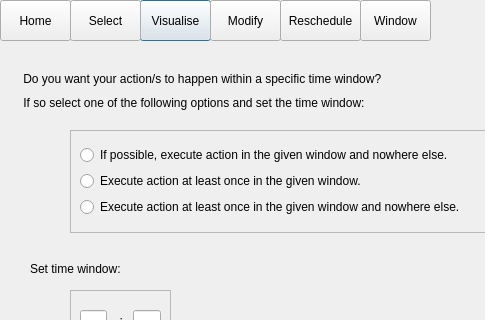
Above: reschdulewindow.ui from ariannabettin/FYPArianna before the change; both pictures show x 0 to 485 and y 0 to 320 of the 640 by 480 pixel window. Below: the same form after it.
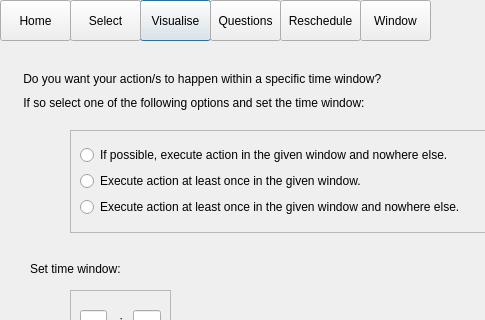
That is the form after the change.

Patch:
```diff
--- a/reschdulewindow.ui
+++ b/reschdulewindow.ui
@@ -200,7 +200,7 @@
     </rect>
    </property>
    <property name="text">
-    <string>Modify</string>
+    <string>Questions</string>
    </property>
   </widget>
   <widget class="QLabel" name="label_5">
```
